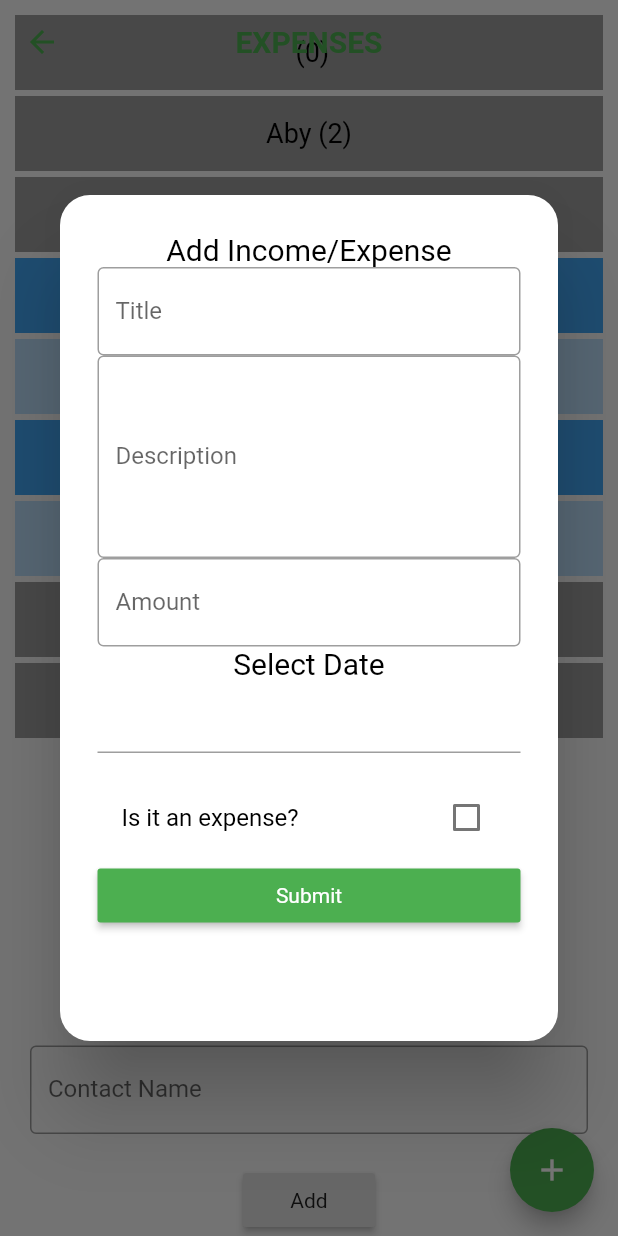
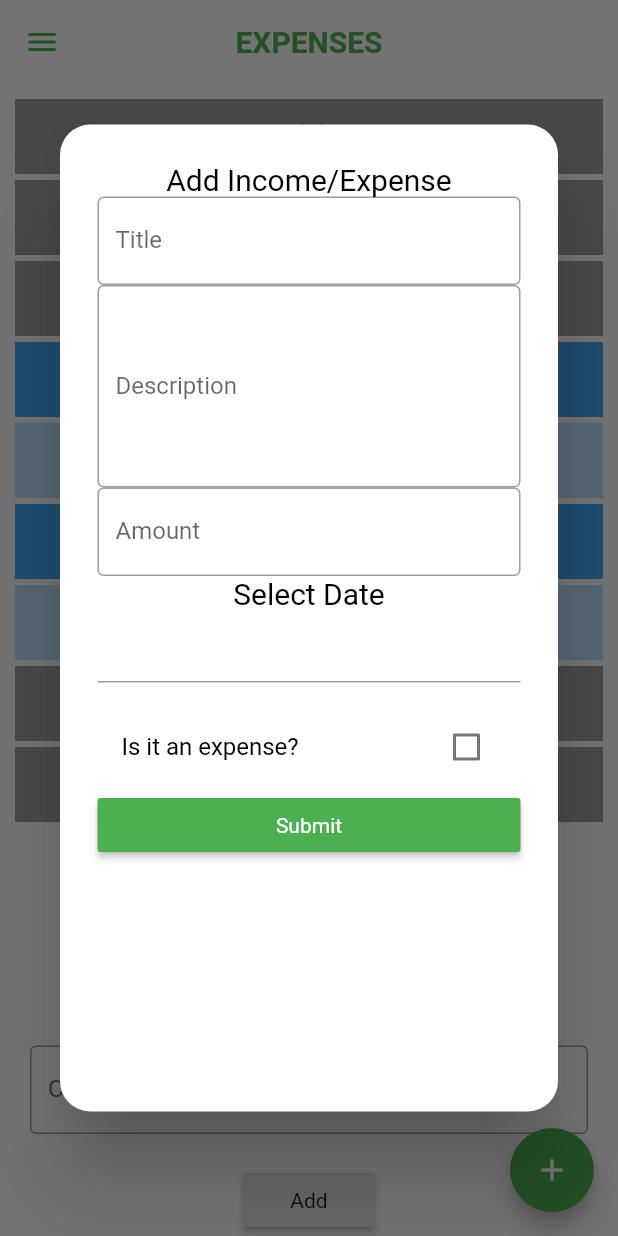
Before and after one commit to Sharaido/FarmTracker-mobil, a Flutter app: the ExpensePage screen opened by its route, after a tap on "Add", after a tap on the "add" icon, on a phone screen of 412 x 824 dp. Run offline on Flutter 3.47's test engine with Material 2 defaults, Android fonts, the phone set to English and light mode, and no system bars; drawn by our look-alikes of datetime_picker_formfield; our stand-ins replace charts_flutter, flutter_secure_storage, google_maps_flutter, weather; missing offline and left inert: unicorndial; accounts and stored records are empty.

Commit message:
half potato

```diff
--- a/lib/pages/expensepage.dart
+++ b/lib/pages/expensepage.dart
@@ -1,5 +1,6 @@
 import 'package:datetime_picker_formfield/datetime_picker_formfield.dart';
 import 'package:flutter/material.dart';
+import 'package:flutter_app/widgets/custom/custom_drawer.dart';
 import 'package:intl/intl.dart';
 
 class ExpensePage extends StatefulWidget {
@@ -70,7 +71,7 @@ class _ExpensePageState extends State<ExpensePage> {
   @override
   Widget build(BuildContext context) {
     return Scaffold(
-      extendBodyBehindAppBar: true,
+      drawer: CustomDrawer('INCOME - EXPANSE'),
       appBar: AppBar(
         centerTitle: true,
         elevation: 0,
@@ -136,14 +137,14 @@ class _ExpensePageState extends State<ExpensePage> {
                     borderRadius: BorderRadius.circular(20.0)),
                 title: StatefulBuilder(
                   builder: (BuildContext context, StateSetter setState) {
-                    return Column(
-                      children: <Widget>[
-                        Container(
-                          height: 540,
+                    return Expanded(
+                      child: Container(
+                        height: MediaQuery.of(context).size.height / 1.3,
                         child: Padding(
                           padding: const EdgeInsets.all(1.0),
                           child: SingleChildScrollView(
                             child: Column(
+                              mainAxisSize: MainAxisSize.min,
                               children: [
                                 Text('Add Income/Expense'),
                                 TextField(
@@ -198,7 +199,6 @@ class _ExpensePageState extends State<ExpensePage> {
                           ),
                         ),
                       ),
-                      ],
                     );
                   },
                 ),
--- a/lib/widgets/custom/custom_drawer.dart
+++ b/lib/widgets/custom/custom_drawer.dart
@@ -1,4 +1,5 @@
 import 'package:flutter/material.dart';
+import 'package:flutter_app/pages/expensepage.dart';
 import 'package:flutter_app/pages/homepage.dart';
 import 'package:flutter_app/pages/login_page.dart';
 import 'package:flutter_app/pages/my_fields.dart';
@@ -55,7 +56,9 @@ class CustomDrawer extends StatelessWidget {
               icon: Icons.multiline_chart,
               text: 'INCOME - EXPANSE',
               onTap: () {
-                Navigator.pop(context);
+                Navigator.of(context).push(routeRightToLeft(ExpensePage(
+                  title: 'Expenses',
+                )));
               },
               selected: selected),
           _createDrawerItem(
```
Lines whose indentation alone changed are shown as unchanged.
